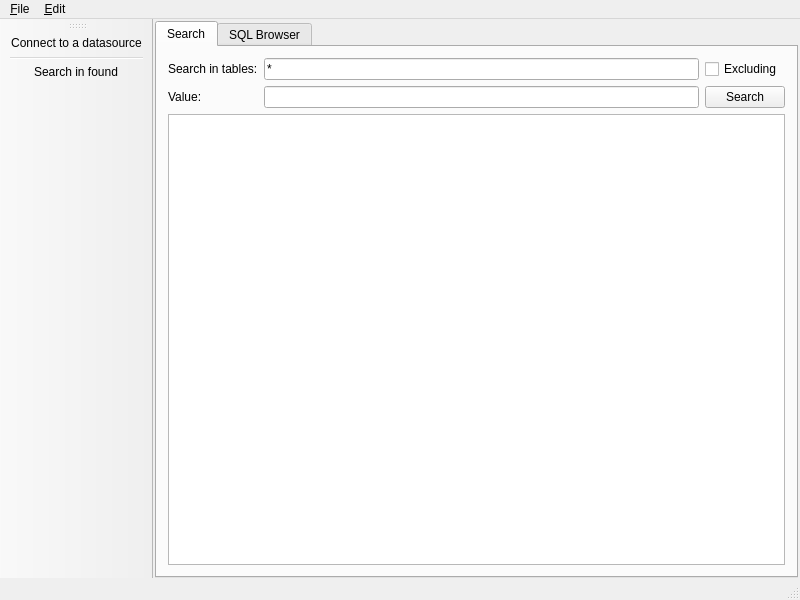
Above: src/mainwindow.ui from briskycat/dbbeagle before the change. Below: the same form after it.
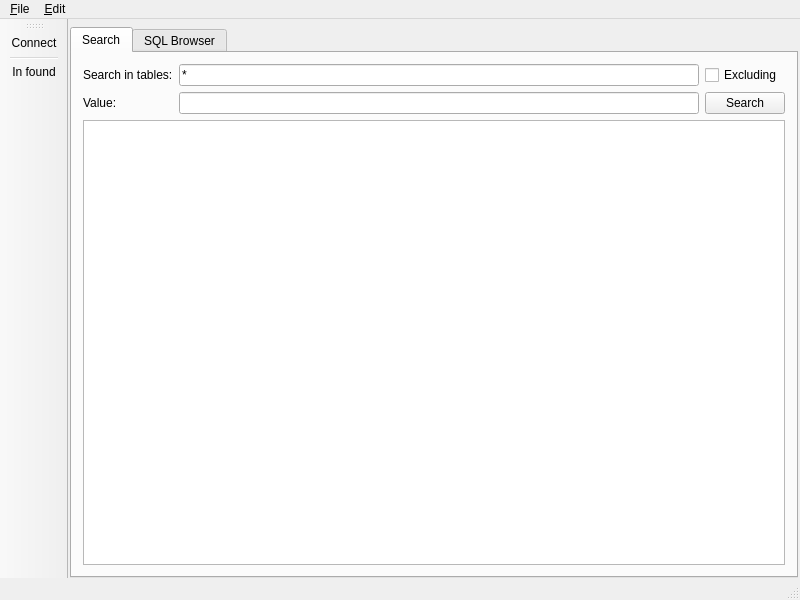
That is the form after the change. Icons and pictures are not drawn.

Diff of the .ui file:
```diff
--- a/src/mainwindow.ui
+++ b/src/mainwindow.ui
@@ -23,7 +23,7 @@
      <number>2</number>
     </property>
     <property name="topMargin">
-     <number>2</number>
+     <number>8</number>
     </property>
     <property name="rightMargin">
      <number>2</number>
@@ -154,7 +154,7 @@
     <string>Main Toolbar</string>
    </property>
    <property name="toolButtonStyle">
-    <enum>Qt::ToolButtonIconOnly</enum>
+    <enum>Qt::ToolButtonFollowStyle</enum>
    </property>
    <attribute name="toolBarArea">
     <enum>LeftToolBarArea</enum>
@@ -175,6 +175,9 @@
    <property name="text">
     <string>Connect to a &amp;datasource...</string>
    </property>
+   <property name="iconText">
+    <string>Connect</string>
+   </property>
    <property name="toolTip">
     <string>Make new or switch existing connection to a datasource</string>
    </property>
@@ -198,7 +201,10 @@
     </iconset>
    </property>
    <property name="text">
-    <string>Search in found</string>
+    <string>Search in the found tables</string>
+   </property>
+   <property name="iconText">
+    <string>In found</string>
    </property>
    <property name="toolTip">
     <string>Use found table names as search criteria</string>
```
Left out of the diff: 19 changed lines with no effect on the pictures.
